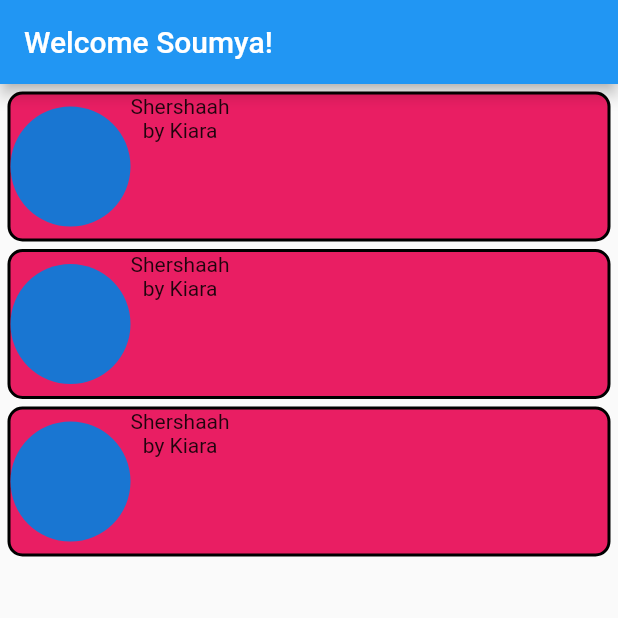
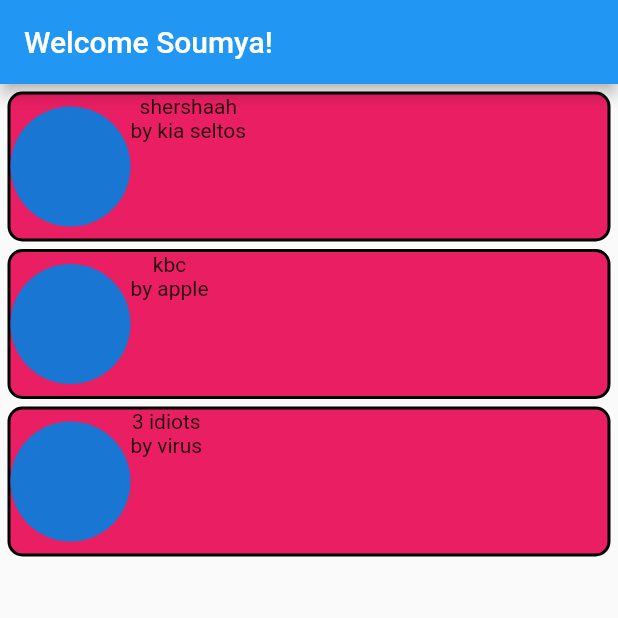
Before and after one commit to sg23x/moviebuddy, a Flutter app: the screen it shows after launch, on a phone screen of 412 x 824 dp, the top half of it. Run offline on Flutter 3.47's test engine with Material 2 defaults, Android fonts, the phone set to English and light mode, and no system bars.

Commit message:
added: movie details parsing mechanism

```diff
--- a/lib/screens/homepage.dart
+++ b/lib/screens/homepage.dart
@@ -2,18 +2,35 @@ import 'package:flutter/material.dart';
 import 'package:moviebuddy/widgets/movieListItem.dart';
 
 class HomePage extends StatelessWidget {
+  List _movies = [
+    {
+      'movieName': 'shershaah',
+      'movieDirector': 'kia seltos',
+    },
+    {
+      'movieName': 'kbc',
+      'movieDirector': 'apple',
+    },
+    {
+      'movieName': '3 idiots',
+      'movieDirector': 'virus',
+    }
+  ];
+
   @override
   Widget build(BuildContext context) {
     return Scaffold(
       appBar: AppBar(
         title: Text('Welcome Soumya!'),
       ),
-      body: ListView(
-        children: [
-          MovieListItem(),
-          MovieListItem(),
-          MovieListItem(),
-        ],
+      body: ListView.builder(
+        itemCount: _movies.length,
+        itemBuilder: (context, i) {
+          return MovieListItem(
+            movieName: _movies[i]['movieName'],
+            movieDirector: _movies[i]['movieDirector'],
+          );
+        },
       ),
     );
   }
--- a/lib/widgets/movieListItem.dart
+++ b/lib/widgets/movieListItem.dart
@@ -1,6 +1,13 @@
 import 'package:flutter/material.dart';
 
 class MovieListItem extends StatelessWidget {
+  MovieListItem({
+    this.movieName,
+    this.movieDirector,
+  });
+  String movieName;
+  String movieDirector;
+
   @override
   Widget build(BuildContext context) {
     return Container(
@@ -23,8 +30,8 @@ class MovieListItem extends StatelessWidget {
           ),
           Column(
             children: [
-              Text('Shershaah'),
-              Text('by Kiara'),
+              Text(movieName),
+              Text('by $movieDirector'),
             ],
           ),
         ],
```
